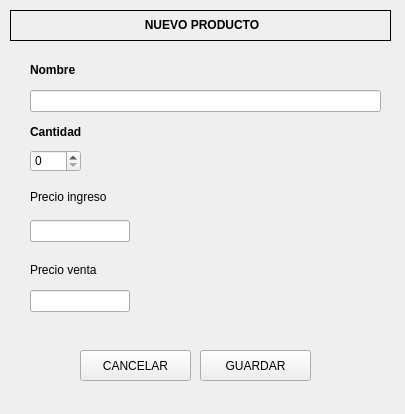
First picture: the form in uifiles/new_product_window.ui, repository AlejandroMartinez04/Inventory-PlanetMovil, before the edit.
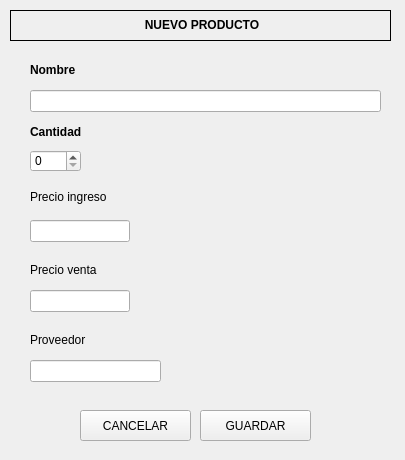
Second picture: the form after the edit. Icons and pictures are not drawn.

Patch:
```diff
--- a/uifiles/new_product_window.ui
+++ b/uifiles/new_product_window.ui
@@ -7,7 +7,7 @@
     <x>0</x>
     <y>0</y>
     <width>405</width>
-    <height>414</height>
+    <height>460</height>
    </rect>
   </property>
   <property name="minimumSize">
@@ -75,7 +75,7 @@
     <rect>
      <x>30</x>
      <y>122</y>
-     <width>61</width>
+     <width>71</width>
      <height>21</height>
     </rect>
    </property>
@@ -135,7 +135,7 @@
    <property name="geometry">
     <rect>
      <x>200</x>
-     <y>350</y>
+     <y>410</y>
      <width>111</width>
      <height>31</height>
     </rect>
@@ -161,7 +161,7 @@
    <property name="geometry">
     <rect>
      <x>80</x>
-     <y>350</y>
+     <y>410</y>
      <width>111</width>
      <height>31</height>
     </rect>
@@ -212,6 +212,35 @@
     <string>font: 700 11pt &quot;Segoe UI&quot;;</string>
    </property>
   </widget>
+  <widget class="QLabel" name="label_6">
+   <property name="geometry">
+    <rect>
+     <x>30</x>
+     <y>330</y>
+     <width>91</width>
+     <height>21</height>
+    </rect>
+   </property>
+   <property name="styleSheet">
+    <string>font: 700 11pt &quot;Segoe UI&quot;;</string>
+   </property>
+   <property name="text">
+    <string>&lt;html&gt;&lt;head/&gt;&lt;body&gt;&lt;p&gt;Proveedor&lt;/p&gt;&lt;/body&gt;&lt;/html&gt;</string>
+   </property>
+  </widget>
+  <widget class="QLineEdit" name="providerLineEdit">
+   <property name="geometry">
+    <rect>
+     <x>30</x>
+     <y>360</y>
+     <width>131</width>
+     <height>22</height>
+    </rect>
+   </property>
+   <property name="styleSheet">
+    <string>font: 700 11pt &quot;Segoe UI&quot;;</string>
+   </property>
+  </widget>
  </widget>
  <resources/>
  <connections/>
```
